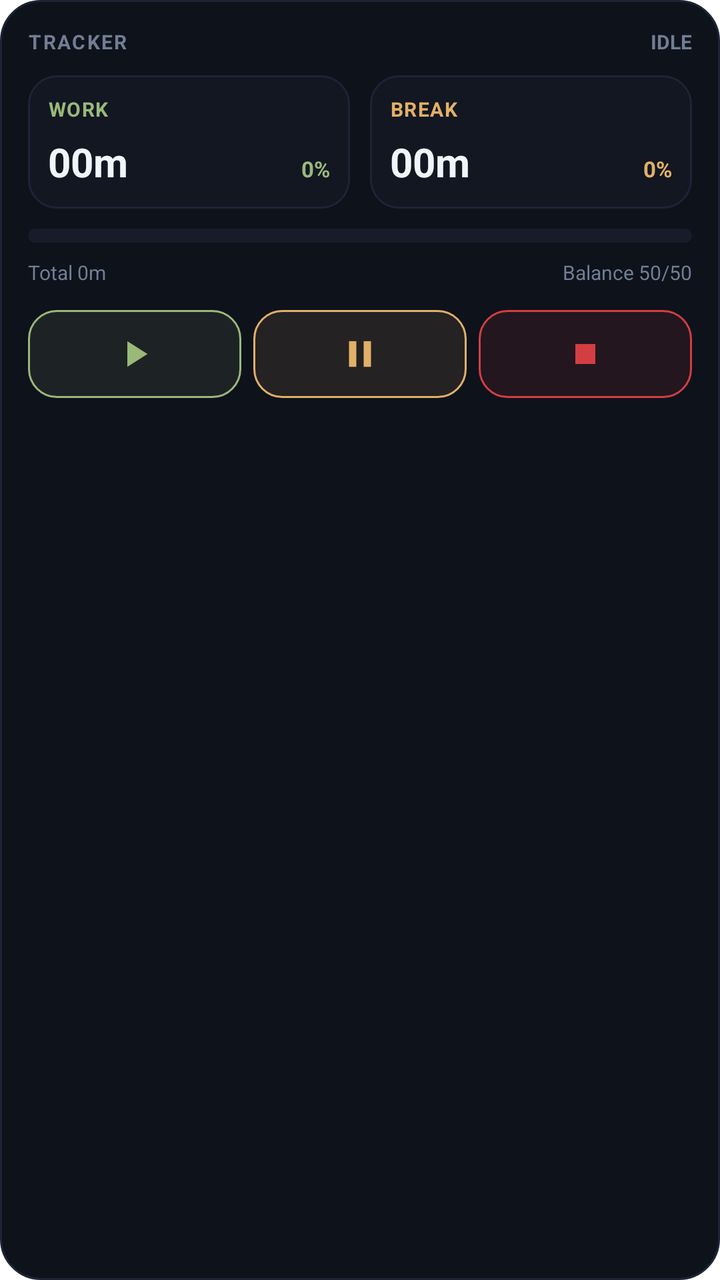
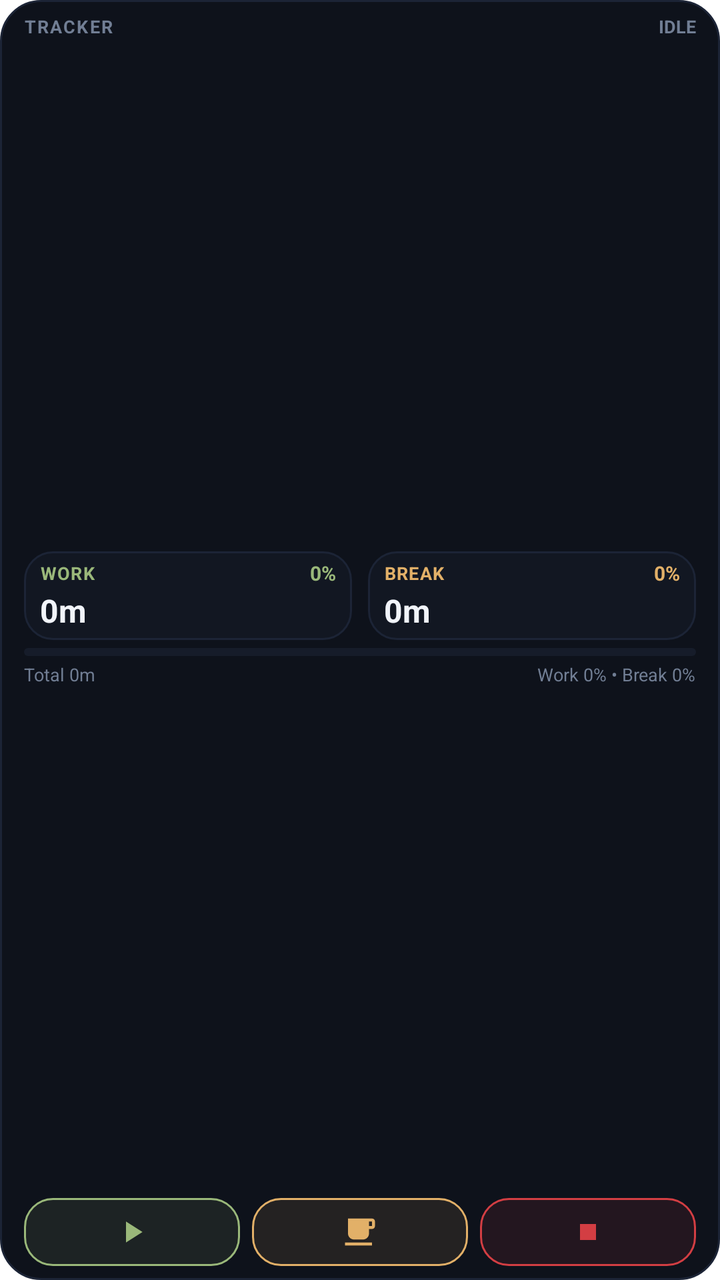

An Android layout rendered at two revisions. The XML below is the earlier revision; the diff shows what the commit changed to produce the second picture.
<!-- AndroidManifest.xml: application theme Theme.ProductivityTracker -->
<!-- res/layout/widget_productivity.xml -->
<?xml version="1.0" encoding="utf-8"?>
<LinearLayout xmlns:android="http://schemas.android.com/apk/res/android"
    android:id="@+id/widget_root"
    android:layout_width="match_parent"
    android:layout_height="match_parent"
    android:background="@drawable/widget_bg"
    android:orientation="vertical"
    android:padding="14dp">

    
    <LinearLayout
        android:id="@+id/widget_header_container"
        android:layout_width="match_parent"
        android:layout_height="wrap_content"
        android:orientation="horizontal"
        android:gravity="center_vertical"
        android:layout_marginBottom="10dp">

        <TextView
            android:layout_width="0dp"
            android:layout_height="wrap_content"
            android:layout_weight="1"
            android:text="TRACKER"
            android:textColor="@color/text_muted"
            android:textSize="10sp"
            android:textStyle="bold"
            android:letterSpacing="0.08" />

        <TextView
            android:id="@+id/widget_status"
            android:layout_width="wrap_content"
            android:layout_height="wrap_content"
            android:text="IDLE"
            android:textColor="@color/text_muted"
            android:textSize="10sp"
            android:textStyle="bold" />
    </LinearLayout>

    
    <LinearLayout
        android:layout_width="match_parent"
        android:layout_height="wrap_content"
        android:orientation="horizontal"
        android:layout_marginBottom="10dp">

        
        <LinearLayout
            android:layout_width="0dp"
            android:layout_height="wrap_content"
            android:layout_weight="1"
            android:background="@drawable/widget_stat_card"
            android:orientation="vertical"
            android:padding="10dp"
            android:layout_marginEnd="5dp">

            <TextView
                android:layout_width="wrap_content"
                android:layout_height="wrap_content"
                android:text="WORK"
                android:textColor="@color/work_green"
                android:textSize="10sp"
                android:textStyle="bold"
                android:letterSpacing="0.05"
                android:layout_marginBottom="6dp" />

            <LinearLayout
                android:layout_width="match_parent"
                android:layout_height="wrap_content"
                android:orientation="horizontal"
                android:gravity="bottom">

                <Chronometer
                    android:id="@+id/widget_work_chrono"
                    android:layout_width="0dp"
                    android:layout_height="wrap_content"
                    android:layout_weight="1"
                    android:textColor="@color/text_primary"
                    android:textSize="20sp"
                    android:textStyle="bold"
                    android:visibility="gone" />

                <TextView
                    android:id="@+id/widget_work_time"
                    android:layout_width="0dp"
                    android:layout_height="wrap_content"
                    android:layout_weight="1"
                    android:text="00m"
                    android:textColor="@color/text_primary"
                    android:textSize="20sp"
                    android:textStyle="bold" />

                <TextView
                    android:id="@+id/widget_work_percent"
                    android:layout_width="wrap_content"
                    android:layout_height="wrap_content"
                    android:text="0%"
                    android:textColor="@color/work_green"
                    android:textSize="11sp"
                    android:textStyle="bold" />
            </LinearLayout>
        </LinearLayout>

        
        <LinearLayout
            android:layout_width="0dp"
            android:layout_height="wrap_content"
            android:layout_weight="1"
            android:background="@drawable/widget_stat_card"
            android:orientation="vertical"
            android:padding="10dp"
            android:layout_marginStart="5dp">

            <TextView
                android:layout_width="wrap_content"
                android:layout_height="wrap_content"
                android:text="BREAK"
                android:textColor="@color/break_amber"
                android:textSize="10sp"
                android:textStyle="bold"
                android:letterSpacing="0.05"
                android:layout_marginBottom="6dp" />

            <LinearLayout
                android:layout_width="match_parent"
                android:layout_height="wrap_content"
                android:orientation="horizontal"
                android:gravity="bottom">

                <Chronometer
                    android:id="@+id/widget_break_chrono"
                    android:layout_width="0dp"
                    android:layout_height="wrap_content"
                    android:layout_weight="1"
                    android:textColor="@color/text_primary"
                    android:textSize="20sp"
                    android:textStyle="bold"
                    android:visibility="gone" />

                <TextView
                    android:id="@+id/widget_break_time"
                    android:layout_width="0dp"
                    android:layout_height="wrap_content"
                    android:layout_weight="1"
                    android:text="00m"
                    android:textColor="@color/text_primary"
                    android:textSize="20sp"
                    android:textStyle="bold" />

                <TextView
                    android:id="@+id/widget_break_percent"
                    android:layout_width="wrap_content"
                    android:layout_height="wrap_content"
                    android:text="0%"
                    android:textColor="@color/break_amber"
                    android:textSize="11sp"
                    android:textStyle="bold" />
            </LinearLayout>
        </LinearLayout>
    </LinearLayout>

    
    <FrameLayout
        android:layout_width="match_parent"
        android:layout_height="7dp"
        android:layout_marginBottom="8dp">

        <ImageView
            android:id="@+id/widget_progress_empty"
            android:layout_width="match_parent"
            android:layout_height="match_parent"
            android:background="@drawable/widget_progress_bar_empty"
            android:contentDescription="Empty Progress"
            android:visibility="visible" />

        <ProgressBar
            android:id="@+id/widget_progress_bar"
            style="@android:style/Widget.ProgressBar.Horizontal"
            android:layout_width="match_parent"
            android:layout_height="match_parent"
            android:max="100"
            android:progress="0"
            android:progressDrawable="@drawable/widget_progress_bar"
            android:visibility="gone" />
    </FrameLayout>

    
    <LinearLayout
        android:layout_width="match_parent"
        android:layout_height="wrap_content"
        android:orientation="horizontal"
        android:layout_marginBottom="12dp">

        <TextView
            android:id="@+id/widget_total_time"
            android:layout_width="0dp"
            android:layout_height="wrap_content"
            android:layout_weight="1"
            android:text="Total 0m"
            android:textColor="@color/text_muted"
            android:textSize="10sp" />

        <TextView
            android:id="@+id/widget_balance_label"
            android:layout_width="wrap_content"
            android:layout_height="wrap_content"
            android:text="Balance 50/50"
            android:textColor="@color/text_muted"
            android:textSize="10sp" />
    </LinearLayout>

    
    <LinearLayout
        android:layout_width="match_parent"
        android:layout_height="wrap_content"
        android:orientation="horizontal">

        
        <LinearLayout
            android:id="@+id/btn_widget_work"
            android:layout_width="0dp"
            android:layout_height="44dp"
            android:layout_weight="1"
            android:background="@drawable/btn_work_bg"
            android:gravity="center"
            android:layout_marginEnd="6dp">

            <ImageView
                android:layout_width="22dp"
                android:layout_height="22dp"
                android:src="@drawable/ic_work"
                android:clickable="false"
                android:focusable="false"
                android:contentDescription="Work" />
        </LinearLayout>

        
        <LinearLayout
            android:id="@+id/btn_widget_break"
            android:layout_width="0dp"
            android:layout_height="44dp"
            android:layout_weight="1"
            android:background="@drawable/btn_break_bg"
            android:gravity="center"
            android:layout_marginEnd="6dp">

            <ImageView
                android:layout_width="22dp"
                android:layout_height="22dp"
                android:src="@drawable/ic_break"
                android:clickable="false"
                android:focusable="false"
                android:contentDescription="Break" />
        </LinearLayout>

        
        <LinearLayout
            android:id="@+id/btn_widget_stop"
            android:layout_width="0dp"
            android:layout_height="44dp"
            android:layout_weight="1"
            android:background="@drawable/btn_stop_bg"
            android:gravity="center">

            <ImageView
                android:layout_width="20dp"
                android:layout_height="20dp"
                android:src="@drawable/ic_stop"
                android:clickable="false"
                android:focusable="false"
                android:contentDescription="Stop" />
        </LinearLayout>
    </LinearLayout>

</LinearLayout>
<!-- resources referenced by this layout -->
<resources>
  <color name="break_amber">#E2B068</color>
  <color name="text_muted">#717E94</color>
  <color name="text_primary">#F1F4FA</color>
  <color name="work_green">#9AB87A</color>
  <!-- drawable btn_break_bg (drawable) -->
  <?xml version="1.0" encoding="utf-8"?>
  <shape xmlns:android="http://schemas.android.com/apk/res/android"
      android:shape="rectangle">
      <solid android:color="#1AE2B068" />
      <stroke
          android:width="1dp"
          android:color="@color/break_amber" />
      <corners android:radius="14dp" />
  </shape>
  <!-- drawable btn_stop_bg (drawable) -->
  <?xml version="1.0" encoding="utf-8"?>
  <shape xmlns:android="http://schemas.android.com/apk/res/android"
      android:shape="rectangle">
      <solid android:color="#1AD33E43" />
      <stroke
          android:width="1dp"
          android:color="@color/stop_red" />
      <corners android:radius="14dp" />
  </shape>
  <!-- drawable btn_work_bg (drawable) -->
  <?xml version="1.0" encoding="utf-8"?>
  <shape xmlns:android="http://schemas.android.com/apk/res/android"
      android:shape="rectangle">
      <solid android:color="#1A9AB87A" />
      <stroke
          android:width="1dp"
          android:color="@color/work_green" />
      <corners android:radius="14dp" />
  </shape>
  <!-- drawable ic_break (drawable) -->
  <vector xmlns:android="http://schemas.android.com/apk/res/android"
      android:width="24dp"
      android:height="24dp"
      android:viewportWidth="24"
      android:viewportHeight="24">
      <path
          android:fillColor="@color/break_amber"
          android:pathData="M6,19h4V5H6v14zm8,-14v14h4V5h-4z" />
  </vector>
  <!-- drawable ic_stop (drawable) -->
  <vector xmlns:android="http://schemas.android.com/apk/res/android"
      android:width="24dp"
      android:height="24dp"
      android:viewportWidth="24"
      android:viewportHeight="24">
      <path
          android:fillColor="@color/stop_red"
          android:pathData="M6,6h12v12H6z" />
  </vector>
  <!-- drawable ic_work (drawable) -->
  <vector xmlns:android="http://schemas.android.com/apk/res/android"
      android:width="24dp"
      android:height="24dp"
      android:viewportWidth="24"
      android:viewportHeight="24">
      <path
          android:fillColor="@color/work_green"
          android:pathData="M8,5v14l11,-7z" />
  </vector>
  <!-- drawable widget_bg (drawable) -->
  <?xml version="1.0" encoding="utf-8"?>
  <shape xmlns:android="http://schemas.android.com/apk/res/android"
      android:shape="rectangle">
      <solid android:color="@color/card_bg" />
      <stroke
          android:width="1dp"
          android:color="@color/card_border" />
      <corners android:radius="20dp" />
  </shape>
  <!-- drawable widget_progress_bar_empty (drawable) -->
  <?xml version="1.0" encoding="utf-8"?>
  <shape xmlns:android="http://schemas.android.com/apk/res/android"
      android:shape="rectangle">
      <corners android:radius="4dp" />
      <solid android:color="#161C2A" />
  </shape>
  <!-- drawable widget_stat_card (drawable) -->
  <?xml version="1.0" encoding="utf-8"?>
  <shape xmlns:android="http://schemas.android.com/apk/res/android"
      android:shape="rectangle">
      <solid android:color="@color/card_inner" />
      <stroke
          android:width="1dp"
          android:color="@color/card_border" />
      <corners android:radius="14dp" />
  </shape>
  <style name="Theme.ProductivityTracker" parent="Theme.MaterialComponents.DayNight.DarkActionBar">
          <item name="colorPrimary">@color/work_green</item>
          <item name="colorSecondary">@color/break_amber</item>
          <item name="android:statusBarColor">@color/bg_main</item>
          <item name="android:navigationBarColor">@color/bg_main</item>
      </style>
  <color name="stop_red">#D33E43</color>
  <color name="card_bg">#0E121B</color>
  <color name="card_border">#1C2436</color>
  <color name="card_inner">#121722</color>
  <color name="bg_main">#07090F</color>
</resources>

<!-- the commit's change to res/layout/widget_productivity.xml (unified diff, before → after) -->
@@ -5,7 +5,10 @@
     android:layout_height="match_parent"
     android:background="@drawable/widget_bg"
     android:orientation="vertical"
-    android:padding="14dp">
+    android:paddingLeft="12dp"
+    android:paddingRight="12dp"
+    android:paddingTop="7dp"
+    android:paddingBottom="7dp">
 
     
     <LinearLayout
@@ -14,7 +17,7 @@
         android:layout_height="wrap_content"
         android:orientation="horizontal"
         android:gravity="center_vertical"
-        android:layout_marginBottom="10dp">
+        android:layout_marginBottom="3dp">
 
         <TextView
             android:layout_width="0dp"
@@ -22,7 +25,7 @@
             android:layout_weight="1"
             android:text="TRACKER"
             android:textColor="@color/text_muted"
-            android:textSize="10sp"
+            android:textSize="9sp"
             android:textStyle="bold"
             android:letterSpacing="0.08" />
 
@@ -32,201 +35,228 @@
             android:layout_height="wrap_content"
             android:text="IDLE"
             android:textColor="@color/text_muted"
-            android:textSize="10sp"
+            android:textSize="9sp"
             android:textStyle="bold" />
     </LinearLayout>
 
     
     <LinearLayout
         android:layout_width="match_parent"
-        android:layout_height="wrap_content"
-        android:orientation="horizontal"
-        android:layout_marginBottom="10dp">
-
-        
-        <LinearLayout
-            android:layout_width="0dp"
+        android:layout_height="0dp"
+        android:layout_weight="1"
+        android:orientation="vertical"
+        android:gravity="center_vertical">
+
+        
+        <LinearLayout
+            android:layout_width="match_parent"
             android:layout_height="wrap_content"
-            android:layout_weight="1"
-            android:background="@drawable/widget_stat_card"
-            android:orientation="vertical"
-            android:padding="10dp"
-            android:layout_marginEnd="5dp">
+            android:orientation="horizontal"
+            android:layout_marginBottom="4dp">
+
+            
+            <LinearLayout
+                android:layout_width="0dp"
+                android:layout_height="wrap_content"
+                android:layout_weight="1"
+                android:background="@drawable/widget_stat_card"
+                android:orientation="vertical"
+                android:paddingLeft="8dp"
+                android:paddingRight="8dp"
+                android:paddingTop="4dp"
+                android:paddingBottom="4dp"
+                android:layout_marginEnd="4dp">
+
+                <LinearLayout
+                    android:layout_width="match_parent"
+                    android:layout_height="wrap_content"
+                    android:orientation="horizontal"
+                    android:gravity="center_vertical"
+                    android:layout_marginBottom="1dp">
+
+                    <TextView
+                        android:layout_width="0dp"
+                        android:layout_height="wrap_content"
+                        android:layout_weight="1"
+                        android:text="WORK"
+                        android:textColor="@color/work_green"
+                        android:textSize="9sp"
+                        android:textStyle="bold"
+                        android:letterSpacing="0.05" />
+
+                    <TextView
+                        android:id="@+id/widget_work_percent"
+                        android:layout_width="wrap_content"
+                        android:layout_height="wrap_content"
+                        android:text="0%"
+                        android:textColor="@color/work_green"
+                        android:textSize="10sp"
+                        android:textStyle="bold" />
+                </LinearLayout>
+
+                <LinearLayout
+                    android:layout_width="match_parent"
+                    android:layout_height="wrap_content"
+                    android:orientation="horizontal"
+                    android:gravity="bottom">
+
+                    <Chronometer
+                        android:id="@+id/widget_work_chrono"
+                        android:layout_width="match_parent"
+                        android:layout_height="wrap_content"
+                        android:textColor="@color/text_primary"
+                        android:textSize="16sp"
+                        android:textStyle="bold"
+                        android:visibility="gone" />
+
+                    <TextView
+                        android:id="@+id/widget_work_time"
+                        android:layout_width="match_parent"
+                        android:layout_height="wrap_content"
+                        android:text="0m"
+                        android:textColor="@color/text_primary"
+                        android:textSize="16sp"
+                        android:textStyle="bold" />
+                </LinearLayout>
+            </LinearLayout>
+
+            
+            <LinearLayout
+                android:layout_width="0dp"
+                android:layout_height="wrap_content"
+                android:layout_weight="1"
+                android:background="@drawable/widget_stat_card"
+                android:orientation="vertical"
+                android:paddingLeft="8dp"
+                android:paddingRight="8dp"
+                android:paddingTop="4dp"
+                android:paddingBottom="4dp"
+                android:layout_marginStart="4dp">
+
+                <LinearLayout
+                    android:layout_width="match_parent"
+                    android:layout_height="wrap_content"
+                    android:orientation="horizontal"
+                    android:gravity="center_vertical"
+                    android:layout_marginBottom="1dp">
+
+                    <TextView
+                        android:layout_width="0dp"
+                        android:layout_height="wrap_content"
+                        android:layout_weight="1"
+                        android:text="BREAK"
+                        android:textColor="@color/break_amber"
+                        android:textSize="9sp"
+                        android:textStyle="bold"
+                        android:letterSpacing="0.05" />
+
+                    <TextView
+                        android:id="@+id/widget_break_percent"
+                        android:layout_width="wrap_content"
+                        android:layout_height="wrap_content"
+                        android:text="0%"
+                        android:textColor="@color/break_amber"
+                        android:textSize="10sp"
+                        android:textStyle="bold" />
+                </LinearLayout>
+
+                <LinearLayout
+                    android:layout_width="match_parent"
+                    android:layout_height="wrap_content"
+                    android:orientation="horizontal"
+                    android:gravity="bottom">
+
+                    <Chronometer
+                        android:id="@+id/widget_break_chrono"
+                        android:layout_width="match_parent"
+                        android:layout_height="wrap_content"
+                        android:textColor="@color/text_primary"
+                        android:textSize="16sp"
+                        android:textStyle="bold"
+                        android:visibility="gone" />
+
+                    <TextView
+                        android:id="@+id/widget_break_time"
+                        android:layout_width="match_parent"
+                        android:layout_height="wrap_content"
+                        android:text="0m"
+                        android:textColor="@color/text_primary"
+                        android:textSize="16sp"
+                        android:textStyle="bold" />
+                </LinearLayout>
+            </LinearLayout>
+        </LinearLayout>
+
+        
+        <FrameLayout
+            android:layout_width="match_parent"
+            android:layout_height="4dp"
+            android:layout_marginBottom="3dp">
+
+            <ImageView
+                android:id="@+id/widget_progress_empty"
+                android:layout_width="match_parent"
+                android:layout_height="match_parent"
+                android:background="@drawable/widget_progress_bar_empty"
+                android:contentDescription="Empty Progress"
+                android:visibility="visible" />
+
+            <ProgressBar
+                android:id="@+id/widget_progress_bar"
+                style="@android:style/Widget.ProgressBar.Horizontal"
+                android:layout_width="match_parent"
+                android:layout_height="match_parent"
+                android:max="100"
+                android:progress="0"
+                android:progressDrawable="@drawable/widget_progress_bar"
+                android:visibility="gone" />
+        </FrameLayout>
+
+        
+        <LinearLayout
+            android:layout_width="match_parent"
+            android:layout_height="wrap_content"
+            android:orientation="horizontal">
 
             <TextView
+                android:id="@+id/widget_total_time"
+                android:layout_width="0dp"
+                android:layout_height="wrap_content"
+                android:layout_weight="1"
+                android:text="Total 0m"
+                android:textColor="@color/text_muted"
+                android:textSize="9sp" />
+
+            <TextView
+                android:id="@+id/widget_balance_label"
                 android:layout_width="wrap_content"
                 android:layout_height="wrap_content"
-                android:text="WORK"
-                android:textColor="@color/work_green"
-                android:textSize="10sp"
-                android:textStyle="bold"
-                android:letterSpacing="0.05"
-                android:layout_marginBottom="6dp" />
-
-            <LinearLayout
-                android:layout_width="match_parent"
-                android:layout_height="wrap_content"
-                android:orientation="horizontal"
-                android:gravity="bottom">
-
-                <Chronometer
-                    android:id="@+id/widget_work_chrono"
-                    android:layout_width="0dp"
-                    android:layout_height="wrap_content"
-                    android:layout_weight="1"
-                    android:textColor="@color/text_primary"
-                    android:textSize="20sp"
-                    android:textStyle="bold"
-                    android:visibility="gone" />
-
-                <TextView
-                    android:id="@+id/widget_work_time"
-                    android:layout_width="0dp"
-                    android:layout_height="wrap_content"
-                    android:layout_weight="1"
-                    android:text="00m"
-                    android:textColor="@color/text_primary"
-                    android:textSize="20sp"
-                    android:textStyle="bold" />
-
-                <TextView
-                    android:id="@+id/widget_work_percent"
-                    android:layout_width="wrap_content"
-                    android:layout_height="wrap_content"
-                    android:text="0%"
-                    android:textColor="@color/work_green"
-                    android:textSize="11sp"
-                    android:textStyle="bold" />
-            </LinearLayout>
-        </LinearLayout>
-
-        
-        <LinearLayout
-            android:layout_width="0dp"
-            android:layout_height="wrap_content"
-            android:layout_weight="1"
-            android:background="@drawable/widget_stat_card"
-            android:orientation="vertical"
-            android:padding="10dp"
-            android:layout_marginStart="5dp">
-
-            <TextView
-                android:layout_width="wrap_content"
-                android:layout_height="wrap_content"
-                android:text="BREAK"
-                android:textColor="@color/break_amber"
-                android:textSize="10sp"
-                android:textStyle="bold"
-                android:letterSpacing="0.05"
-                android:layout_marginBottom="6dp" />
-
-            <LinearLayout
-                android:layout_width="match_parent"
-                android:layout_height="wrap_content"
-                android:orientation="horizontal"
-                android:gravity="bottom">
-
-                <Chronometer
-                    android:id="@+id/widget_break_chrono"
-                    android:layout_width="0dp"
-                    android:layout_height="wrap_content"
-                    android:layout_weight="1"
-                    android:textColor="@color/text_primary"
-                    android:textSize="20sp"
-                    android:textStyle="bold"
-                    android:visibility="gone" />
-
-                <TextView
-                    android:id="@+id/widget_break_time"
-                    android:layout_width="0dp"
-                    android:layout_height="wrap_content"
-                    android:layout_weight="1"
-                    android:text="00m"
-                    android:textColor="@color/text_primary"
-                    android:textSize="20sp"
-                    android:textStyle="bold" />
-
-                <TextView
-                    android:id="@+id/widget_break_percent"
-                    android:layout_width="wrap_content"
-                    android:layout_height="wrap_content"
-                    android:text="0%"
-                    android:textColor="@color/break_amber"
-                    android:textSize="11sp"
-                    android:textStyle="bold" />
-            </LinearLayout>
+                android:text="Work 0% • Break 0%"
+                android:textColor="@color/text_muted"
+                android:textSize="9sp" />
         </LinearLayout>
     </LinearLayout>
-
-    
-    <FrameLayout
-        android:layout_width="match_parent"
-        android:layout_height="7dp"
-        android:layout_marginBottom="8dp">
-
-        <ImageView
-            android:id="@+id/widget_progress_empty"
-            android:layout_width="match_parent"
-            android:layout_height="match_parent"
-            android:background="@drawable/widget_progress_bar_empty"
-            android:contentDescription="Empty Progress"
-            android:visibility="visible" />
-
-        <ProgressBar
-            android:id="@+id/widget_progress_bar"
-            style="@android:style/Widget.ProgressBar.Horizontal"
-            android:layout_width="match_parent"
-            android:layout_height="match_parent"
-            android:max="100"
-            android:progress="0"
-            android:progressDrawable="@drawable/widget_progress_bar"
-            android:visibility="gone" />
-    </FrameLayout>
 
     
     <LinearLayout
         android:layout_width="match_parent"
-        android:layout_height="wrap_content"
+        android:layout_height="34dp"
         android:orientation="horizontal"
-        android:layout_marginBottom="12dp">
-
-        <TextView
-            android:id="@+id/widget_total_time"
-            android:layout_width="0dp"
-            android:layout_height="wrap_content"
-            android:layout_weight="1"
-            android:text="Total 0m"
-            android:textColor="@color/text_muted"
-            android:textSize="10sp" />
-
-        <TextView
-            android:id="@+id/widget_balance_label"
-            android:layout_width="wrap_content"
-            android:layout_height="wrap_content"
-            android:text="Balance 50/50"
-            android:textColor="@color/text_muted"
-            android:textSize="10sp" />
-    </LinearLayout>
-
-    
-    <LinearLayout
-        android:layout_width="match_parent"
-        android:layout_height="wrap_content"
-        android:orientation="horizontal">
+        android:layout_marginTop="2dp">
 
         
         <LinearLayout
             android:id="@+id/btn_widget_work"
             android:layout_width="0dp"
-            android:layout_height="44dp"
+            android:layout_height="match_parent"
             android:layout_weight="1"
             android:background="@drawable/btn_work_bg"
             android:gravity="center"
             android:layout_marginEnd="6dp">
 
             <ImageView
-                android:layout_width="22dp"
-                android:layout_height="22dp"
+                android:layout_width="18dp"
+                android:layout_height="18dp"
                 android:src="@drawable/ic_work"
                 android:clickable="false"
                 android:focusable="false"
@@ -237,15 +267,15 @@
         <LinearLayout
             android:id="@+id/btn_widget_break"
             android:layout_width="0dp"
-            android:layout_height="44dp"
+            android:layout_height="match_parent"
             android:layout_weight="1"
             android:background="@drawable/btn_break_bg"
             android:gravity="center"
             android:layout_marginEnd="6dp">
 
             <ImageView
-                android:layout_width="22dp"
-                android:layout_height="22dp"
+                android:layout_width="18dp"
+                android:layout_height="18dp"
                 android:src="@drawable/ic_break"
                 android:clickable="false"
                 android:focusable="false"
@@ -256,14 +286,14 @@
         <LinearLayout
             android:id="@+id/btn_widget_stop"
             android:layout_width="0dp"
-            android:layout_height="44dp"
+            android:layout_height="match_parent"
             android:layout_weight="1"
             android:background="@drawable/btn_stop_bg"
             android:gravity="center">
 
             <ImageView
-                android:layout_width="20dp"
-                android:layout_height="20dp"
+                android:layout_width="16dp"
+                android:layout_height="16dp"
                 android:src="@drawable/ic_stop"
                 android:clickable="false"
                 android:focusable="false"
<!-- resource entries referenced after the edit -->
@@ -42,7 +42,7 @@
       android:viewportHeight="24">
       <path
           android:fillColor="@color/break_amber"
-          android:pathData="M6,19h4V5H6v14zm8,-14v14h4V5h-4z" />
+          android:pathData="M20,3H4v10c0,2.21 1.79,4 4,4h6c2.21,0 4,-1.79 4,-4v-3h2c1.1,0 2,-0.9 2,-2V5c0,-1.1 -0.9,-2 -2,-2zm0,5h-2V5h2v3zM2,21h18v-2H2v2z" />
   </vector>
   <!-- drawable ic_stop (drawable) -->
   <vector xmlns:android="http://schemas.android.com/apk/res/android"
